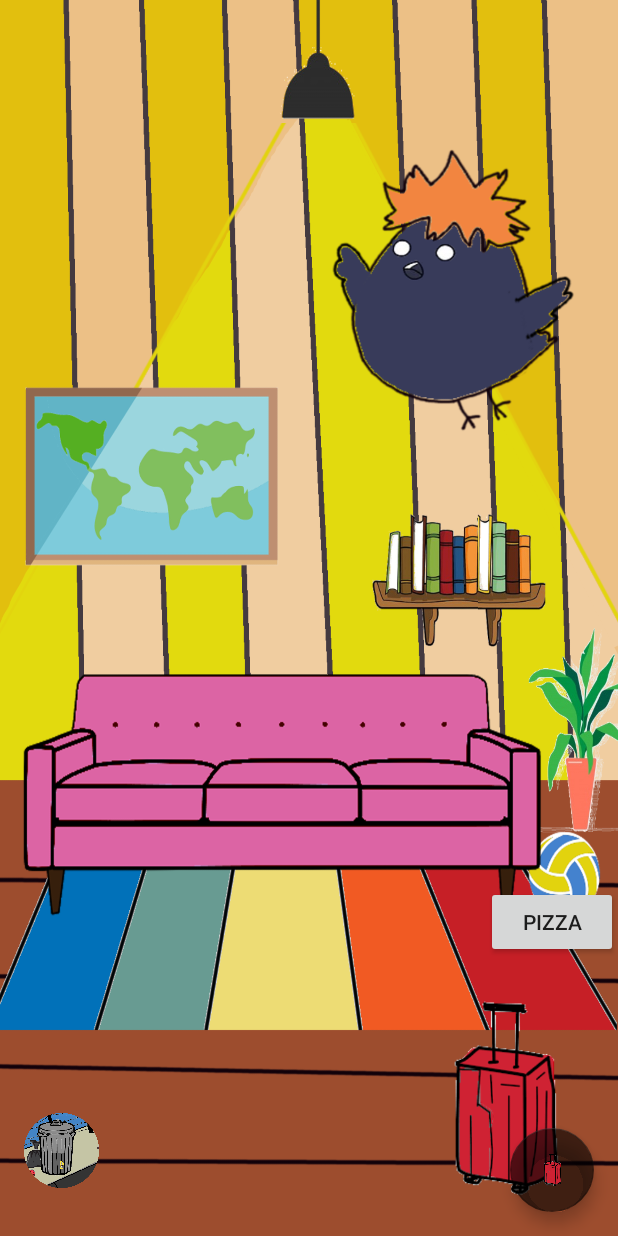
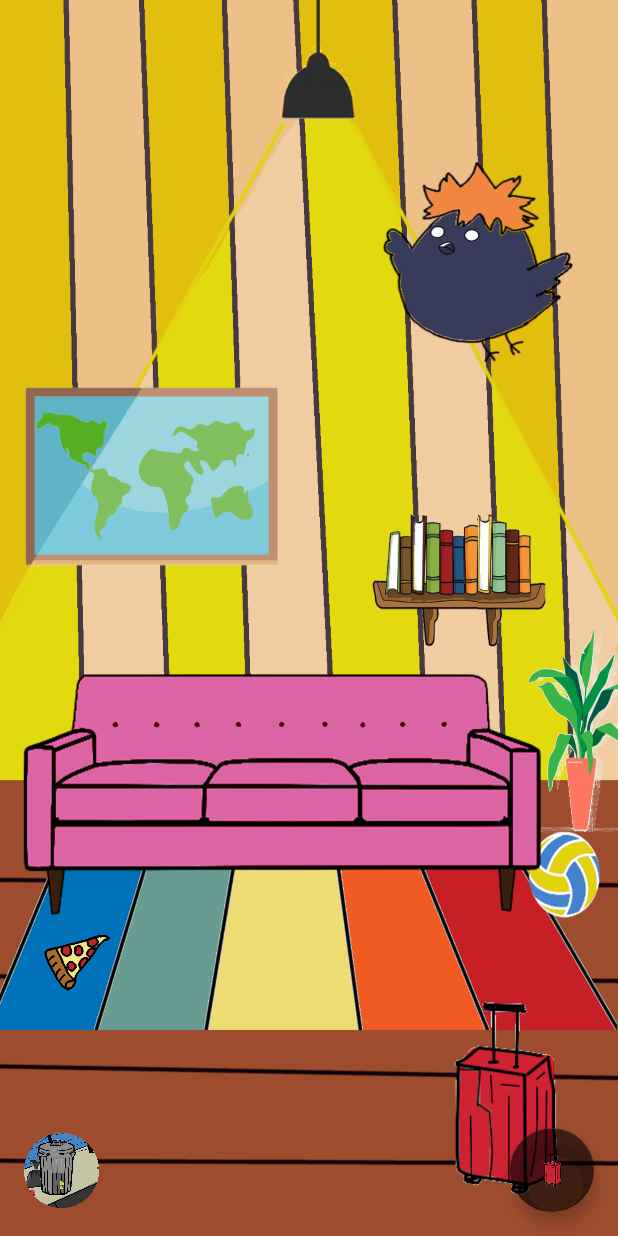
Before and after one commit to vwhwang/BirdFriend, an Android app: the SecondFragment screen opened through its navigation route, on a phone screen of 412 x 824 dp. Run offline under Robolectric (Android 15) with nearby library versions, the phone set to English and light mode, and no system bars; our stand-ins replace Room's generated code.

Commit message:
changed layout

```diff
--- a/app/src/main/res/layout/fragment_second.xml
+++ b/app/src/main/res/layout/fragment_second.xml
@@ -21,8 +21,8 @@
 
     <ImageView
         android:id="@+id/fly"
-        android:layout_width="192dp"
-        android:layout_height="201dp"
+        android:layout_width="151dp"
+        android:layout_height="144dp"
         app:layout_constraintBottom_toBottomOf="parent"
         app:layout_constraintEnd_toEndOf="parent"
         app:layout_constraintHorizontal_bias="0.926"
@@ -34,14 +34,13 @@
         android:id="@+id/outside_button"
         android:layout_width="50dp"
         android:layout_height="50dp"
-        android:layout_marginTop="32dp"
         android:background="@drawable/out3"
         app:layout_constraintBottom_toBottomOf="parent"
         app:layout_constraintEnd_toEndOf="parent"
         app:layout_constraintHorizontal_bias="0.044"
         app:layout_constraintStart_toStartOf="parent"
-        app:layout_constraintTop_toBottomOf="@+id/fly"
-        app:layout_constraintVertical_bias="0.928" />
+        app:layout_constraintTop_toTopOf="parent"
+        app:layout_constraintVertical_bias="0.976" />
 
     <Button
         android:id="@+id/postcards_button"
@@ -57,15 +56,15 @@
 
     <Button
         android:id="@+id/pizza_button"
-        android:layout_width="wrap_content"
-        android:layout_height="wrap_content"
-        android:text="@string/pizza"
+        android:layout_width="50dp"
+        android:layout_height="50dp"
+        android:background="@drawable/pizza"
         app:layout_constraintBottom_toBottomOf="parent"
         app:layout_constraintEnd_toEndOf="parent"
-        app:layout_constraintHorizontal_bias="1.0"
+        app:layout_constraintHorizontal_bias="0.072"
         app:layout_constraintStart_toStartOf="parent"
         app:layout_constraintTop_toTopOf="parent"
-        app:layout_constraintVertical_bias="0.761" />
+        app:layout_constraintVertical_bias="0.797" />
 
     <ImageView
         android:id="@+id/sleep"
@@ -115,14 +114,14 @@
 
     <ImageView
         android:id="@+id/bird_eat_pizza"
-        android:layout_width="180dp"
-        android:layout_height="176dp"
+        android:layout_width="156dp"
+        android:layout_height="166dp"
         android:adjustViewBounds="true"
         android:scaleType="fitCenter"
         app:layout_constraintBottom_toBottomOf="parent"
         app:layout_constraintEnd_toEndOf="parent"
-        app:layout_constraintHorizontal_bias="0.111"
+        app:layout_constraintHorizontal_bias="0.342"
         app:layout_constraintStart_toStartOf="parent"
         app:layout_constraintTop_toTopOf="parent"
-        app:layout_constraintVertical_bias="0.026" />
+        app:layout_constraintVertical_bias="0.764" />
 </androidx.constraintlayout.widget.ConstraintLayout>
```
